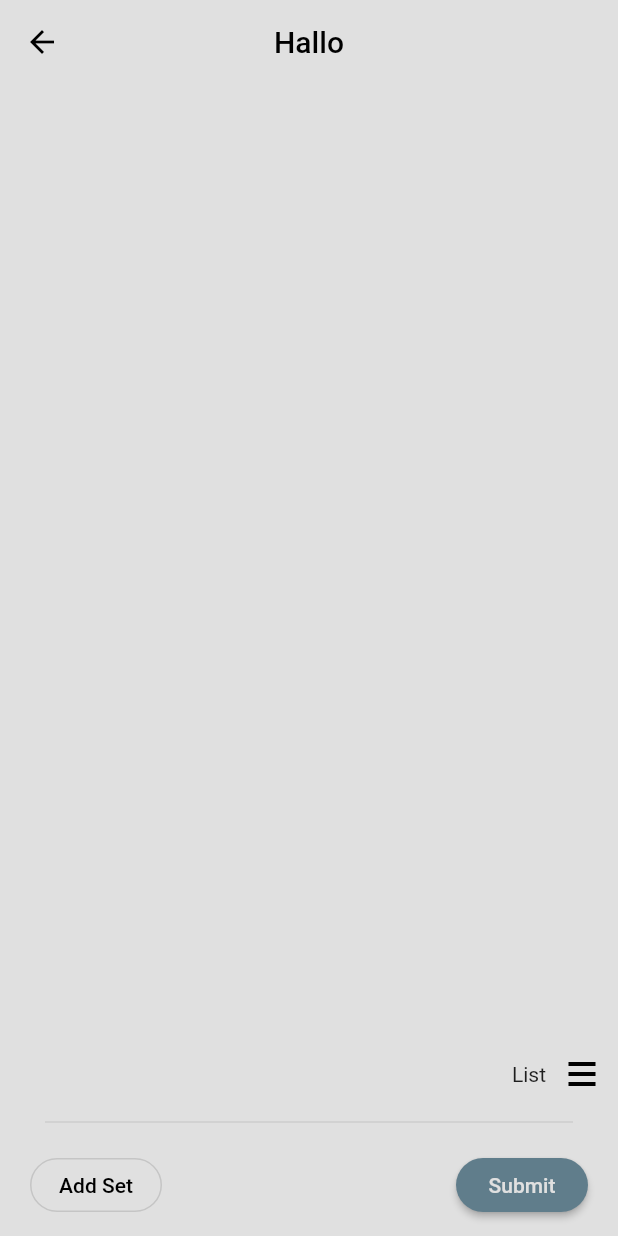
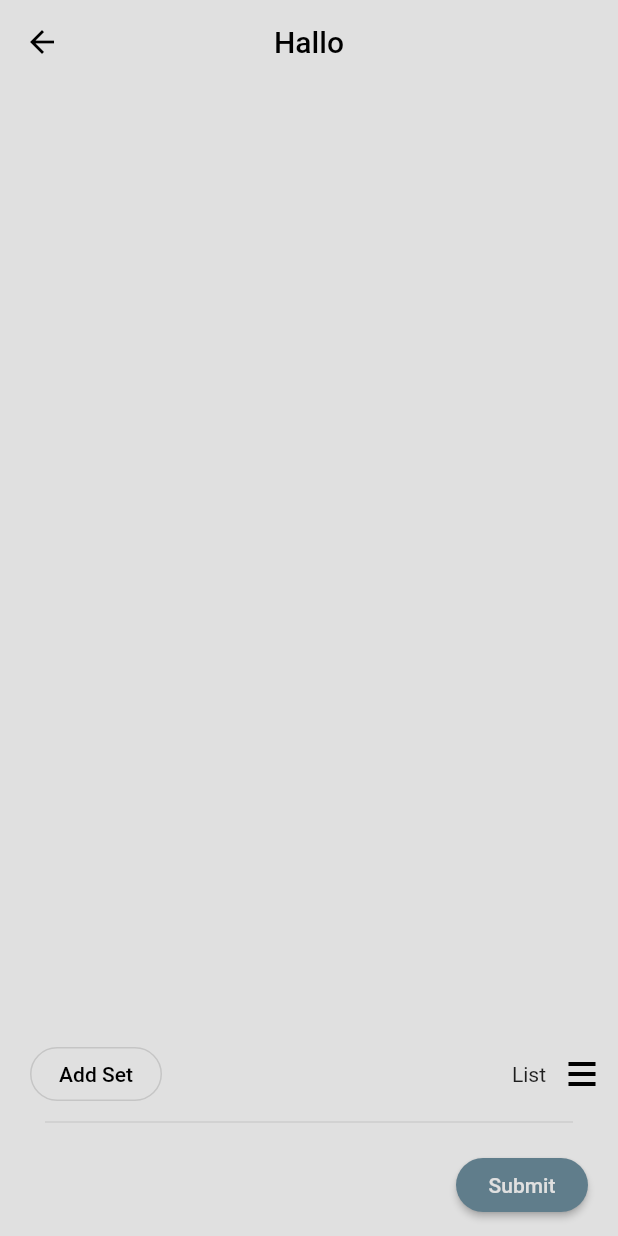
Before and after one commit to luetflor/loggr, a Flutter app: the screen it shows after launch, after a tap on "Hallo", on a phone screen of 412 x 824 dp. Run offline on Flutter 3.47's test engine with Material 2 defaults, Android fonts, the phone set to English and light mode, and no system bars.

Commit message:
Moved the AddSet Button to the top inside PageViewer to be used by both ListDataView.dart and GridDataView.dart

```diff
--- a/lib/DataViewingWidgets/ListDataView.dart
+++ b/lib/DataViewingWidgets/ListDataView.dart
@@ -52,17 +52,8 @@ class ListDataViewState extends State<ListDataView> {
             //Bottom Bar displaying Button Options
             if (index == page.sets.length + 1)
               return Row(
+                mainAxisAlignment: MainAxisAlignment.end,
                 children: <Widget>[
-                  Container(
-                    child: OutlineButton(
-                      child: Text('Add Set',
-                          style: TextStyle(color: data.textColor)),
-                      shape: StadiumBorder(),
-                      onPressed: () => openSetAdder(context, page),
-                    ),
-                    margin: EdgeInsets.symmetric(horizontal: 20, vertical: 10),
-                  ),
-                  Expanded(child: Container()),
                   Container(
                     margin: EdgeInsets.symmetric(horizontal: 20, vertical: 10),
                     child: RaisedButton(
--- a/lib/DataViewingWidgets/PageViewer.dart
+++ b/lib/DataViewingWidgets/PageViewer.dart
@@ -5,6 +5,7 @@ import 'package:provider/provider.dart';
 
 import '../Data/LoggrData.dart';
 import '../Data/LoggrPage.dart';
+import '../DataSetAdder.dart';
 import 'GridDataView.dart';
 import 'ListDataView.dart';
 
@@ -54,6 +55,18 @@ class PageViewerState extends State<PageViewer>
           //Data View Type Selector
           SliverList(delegate: SliverChildListDelegate([
             Row(mainAxisAlignment: MainAxisAlignment.end, crossAxisAlignment: CrossAxisAlignment.center, children: <Widget>[
+              Container(
+                child: Consumer<LoggrPage>(
+                  builder: (context, page, child) => OutlineButton(
+                    child: Text('Add Set',
+                        style: TextStyle(color: textC)),
+                    shape: StadiumBorder(),
+                    onPressed: () => openSetAdder(context, page),
+                  ),
+                ),
+                margin: EdgeInsets.symmetric(horizontal: 20),
+              ),
+              Expanded(child: Container(),),
               Text(typeText),
               IconButton(
                 icon: SwitchAnimIcon(view),
@@ -78,6 +91,16 @@ class PageViewerState extends State<PageViewer>
       value: widget.page,
       builder: (context, child) => scaf,
     );
+  }
+
+  void openSetAdder(BuildContext context, LoggrPage page) async {
+    var result = await Navigator.push(
+        context, MaterialPageRoute(builder: (context) => DataSetAdder()));
+    if (result != null) {
+      if (result is DataSet) {
+        page.addSet(result);
+      }
+    }
   }
 }
 
```
